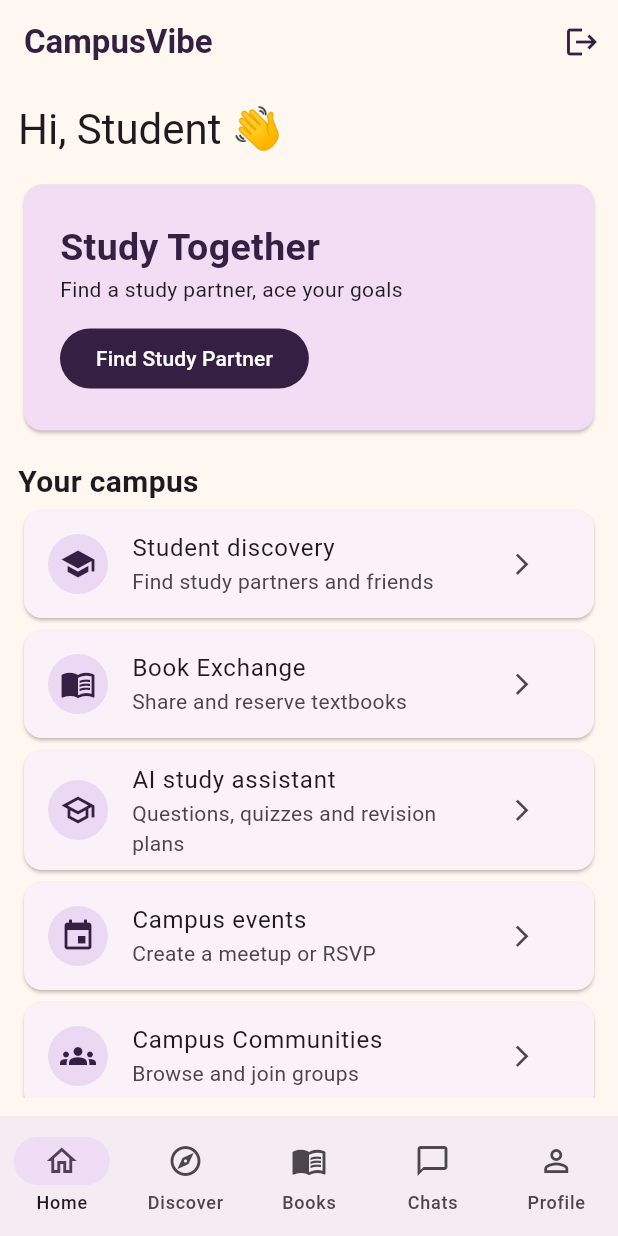
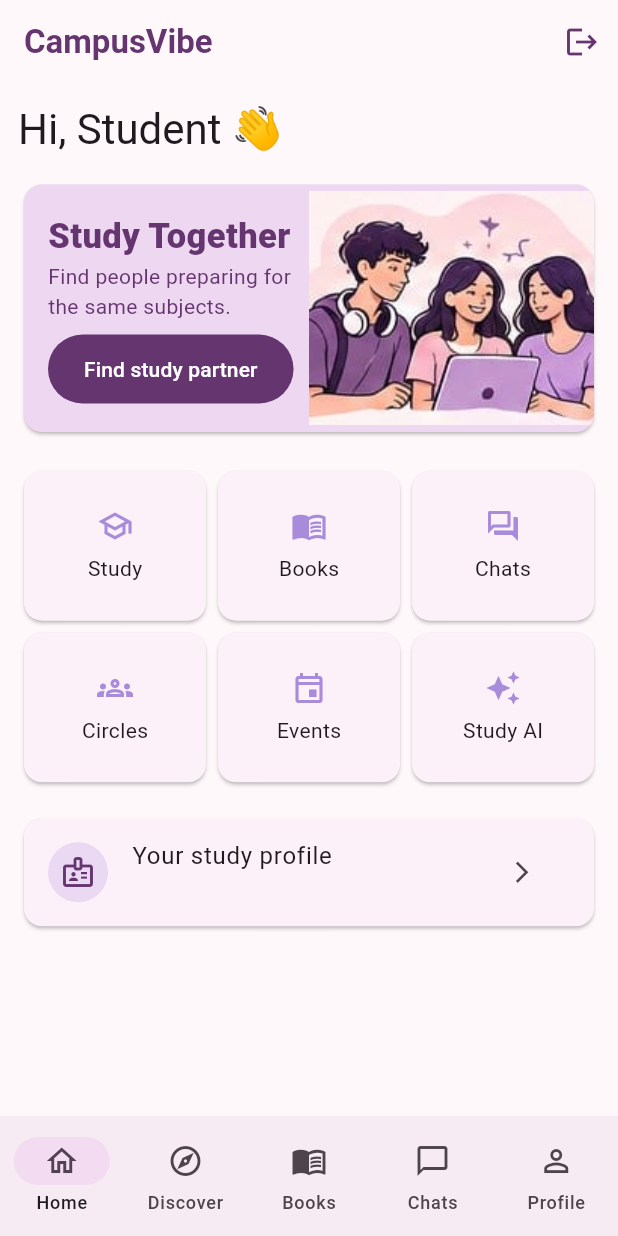
Before and after one commit to monu-gaurav/CampusVibe, a Flutter app: the HomePage screen opened directly with empty values, on a phone screen of 412 x 824 dp. Run offline on Flutter 3.47's test engine with Material 3 defaults, Android fonts, the phone set to English and light mode, and no system bars; our stand-ins replace flutter_secure_storage, google_sign_in; accounts and stored records are empty; network calls fail.

Commit message:
Launch opt-in study matching and consent-based chat after ordinary sign-in

```diff
--- a/mobile/lib/main.dart
+++ b/mobile/lib/main.dart
@@ -1,5 +1,6 @@
 import 'dart:convert';
 import 'room.dart';
+import 'study_widgets.dart';
 import 'package:google_sign_in/google_sign_in.dart';
 import 'dart:io';
 import 'package:flutter/services.dart';
@@ -7,9 +8,9 @@ import 'package:flutter/material.dart';
 import 'package:http/http.dart' as http;
 import 'package:flutter_secure_storage/flutter_secure_storage.dart';
 
-const plum = Color(0xFF352044);
+const plum = Color(0xFF65356F);
 const lavender = Color(0xFFA88BDB);
-const cream = Color(0xFFFFF8F0);
+const cream = Color(0xFFFFF8FB);
 const packagedServer = String.fromEnvironment('API_BASE_URL', defaultValue: 'https://campusvibe-monu-pilot.onrender.com');
 String api = packagedServer;
 String httpsOrigin(String value) {
@@ -52,12 +53,14 @@ Future<void> main() async {
   }
   if (api.isNotEmpty) await storage.write(key: 'pilot', value: api);
   final token = await storage.read(key: 'token');
-  runApp(CampusVibe(initialToken: token));
+  final welcomed = await storage.read(key: 'welcomed') == 'yes';
+  runApp(CampusVibe(initialToken: token, showWelcome: !welcomed));
 }
 
 class CampusVibe extends StatelessWidget {
   final String? initialToken;
-  const CampusVibe({super.key, this.initialToken});
+  final bool showWelcome;
+  const CampusVibe({super.key, this.initialToken, this.showWelcome = false});
   @override
   Widget build(BuildContext context) => MaterialApp(
         title: 'CampusVibe',
@@ -69,12 +72,15 @@ class CampusVibe extends StatelessWidget {
             appBarTheme: const AppBarTheme(
                 backgroundColor: cream, foregroundColor: plum),
             filledButtonTheme: FilledButtonThemeData(
-                style: FilledButton.styleFrom(backgroundColor: plum)),
+                style: FilledButton.styleFrom(backgroundColor: plum, foregroundColor: Colors.white, minimumSize: const Size(64,46))),
             inputDecorationTheme: InputDecorationTheme(
                 border: OutlineInputBorder(
-                    borderRadius: BorderRadius.circular(16)))),
+                    borderRadius: BorderRadius.circular(14)))),
         home: initialToken == null
-            ? const EntryPage()
+            ? (showWelcome ? Builder(builder:(ctx)=>WelcomePage(onContinue:() async {
+                  await storage.write(key:"welcomed",value:"yes");
+                  if(ctx.mounted)Navigator.pushReplacement(ctx,MaterialPageRoute(builder:(_)=>const EntryPage()));
+                })) : const EntryPage())
             : HomePage(token: initialToken!),
         darkTheme: ThemeData(
             useMaterial3: true,
@@ -210,13 +216,13 @@ class _EntryPageState extends State<EntryPage> {
           child: ConstrainedBox(
             constraints: const BoxConstraints(maxWidth: 420),
             child: Column(mainAxisSize: MainAxisSize.min, children: [
-              const Icon(Icons.school_rounded, size: 78, color: plum),
+              ClipRRect(borderRadius: BorderRadius.circular(20), child: Image.asset('assets/campus_evening.webp',height:90,width:180,fit:BoxFit.cover)),
               const SizedBox(height: 12),
               const Text('CampusVibe', style: TextStyle(
                 fontSize: 35, fontWeight: FontWeight.bold, color: plum)),
               const Text('Study. Connect. Vibe.'),
-              const SizedBox(height: 36),
-              const Text('Welcome to your campus community',
+              const SizedBox(height: 18),
+              Text(registering ? 'Create your account' : 'Welcome back 👋',
                 textAlign: TextAlign.center,
                 style: TextStyle(fontSize: 20, fontWeight: FontWeight.w700)),
               const SizedBox(height: 20),
@@ -228,12 +234,12 @@ class _EntryPageState extends State<EntryPage> {
               TextField(controller: email, enabled: !busy, autocorrect: false,
                   keyboardType: TextInputType.emailAddress,
                   autofillHints: const [AutofillHints.email],
-                  decoration: const InputDecoration(labelText: 'Email')),
+                  decoration: const InputDecoration(labelText: 'Email', prefixIcon: Icon(Icons.mail_outline))),
               const SizedBox(height: 12),
               TextField(controller: password, enabled: !busy, obscureText: true,
                   maxLength: registering ? 128 : null,
                   onSubmitted: (_) => withEmail(),
-                  decoration: InputDecoration(labelText: 'Password',
+                  decoration: InputDecoration(labelText: 'Password', prefixIcon: const Icon(Icons.lock_outline),
                     helperText: registering ? 'Use at least 10 characters' : null)),
               if (error.isNotEmpty) Padding(padding: const EdgeInsets.symmetric(vertical: 12),
                 child: Text(error, style: TextStyle(color: Theme.of(context).colorScheme.error))),
@@ -431,7 +437,7 @@ class _HomePageState extends State<HomePage> {
                         try {
                           await postData('/email/send', {});
                           notify(
-                              'Code sent. Local development codes are in backend/dev-mail.');
+                              'Check your email for the verification code.');
                         } catch (e) {
                           notify('$e');
                         }
@@ -754,6 +760,7 @@ class _HomePageState extends State<HomePage> {
           {VoidCallback? action}) =>
       Card(
           child: ListTile(
+              onTap: action,
               leading: CircleAvatar(
                   backgroundColor: const Color(0xFFEBD8F3),
                   child: Icon(icon, color: plum)),
@@ -775,7 +782,7 @@ class _HomePageState extends State<HomePage> {
         Expanded(
             child: TabBarView(children: [
           for (final mode in ['study', 'friend', 'dating'])
-            FutureBuilder<dynamic>(
+            if(mode=='study' && profile?['study_visible']!=true) Center(child:FilledButton.icon(onPressed:editStudy,icon:const Icon(Icons.school_outlined),label:const Text('Set up study profile'))) else FutureBuilder<dynamic>(
                 future: getData('/discover?kind=$mode'),
                 builder: (context, snapshot) {
                   if (!snapshot.hasData)
@@ -787,24 +794,27 @@ class _HomePageState extends State<HomePage> {
                   if (students.isEmpty)
                     return const Center(
                         child: Text(
-                            'No students registered yet. Invite your classmates!'));
+                            'No matching profiles here yet. Invite a classmate from your college.'));
                   return ListView.builder(
                       itemCount: students.length,
                       itemBuilder: (context, i) {
                         final p = students[i];
-                        return Card(
-                            child: ListTile(
-                                leading: const CircleAvatar(
-                                    child: Icon(Icons.person)),
-                                title: Text(p['name'] ?? ''),
-                                subtitle: Text(
-                                    '${p['college'] ?? ''} • ${p['branch'] ?? ''}\nShared: ${(p['shared_interests'] as List).join(', ')}'),
-                                isThreeLine: true,
-                                trailing: IconButton(
-                                    icon: const Icon(Icons.person_add_alt_1,
-                                        color: plum),
-                                    onPressed: () =>
-                                        sendRequest(p['id'], mode))));
+                        final shared = List<String>.from(p['shared_interests'] ?? []);
+                        return Card(clipBehavior:Clip.antiAlias,margin:const EdgeInsets.symmetric(vertical:8,horizontal:4),
+                          child:Padding(padding:const EdgeInsets.all(18),child:Column(
+                            crossAxisAlignment:CrossAxisAlignment.start,children:[
+                              Row(children:[CircleAvatar(radius:24,backgroundColor:const Color(0xffedd9f1),
+                                child:Text((p['name'] as String? ?? '').characters.take(1).toString(),style:const TextStyle(color:plum))),
+                                const SizedBox(width:12),Expanded(child:Column(crossAxisAlignment:CrossAxisAlignment.start,children:[
+                                  Text(p['name'] ?? '',style:Theme.of(context).textTheme.titleLarge),
+                                  Text([p['college'],p['branch']].whereType<String>().where((s)=>s.isNotEmpty).join(' · '))
+                                ]))]),
+                              if((p['bio'] ?? '').toString().isNotEmpty) Padding(padding:const EdgeInsets.only(top:12),child:Text(p['bio'])),
+                              if(shared.isNotEmpty) Padding(padding:const EdgeInsets.only(top:10),child:Wrap(spacing:6,children:[for(final tag in shared) Chip(label:Text(tag))])),
+                              const SizedBox(height:10),Align(alignment:Alignment.centerRight,child:FilledButton.tonalIcon(
+                                onPressed:()=>sendRequest(p['id'],mode),icon:const Icon(Icons.person_add_alt_1),label:const Text('Send request')))
+                            ])));
+
                       });
                 })
         ]))
@@ -864,7 +874,7 @@ class _HomePageState extends State<HomePage> {
         return ListView(children: [
           const Padding(
               padding: EdgeInsets.all(10),
-              child: Text('Accepted connections can message each other.')),
+              child: Text('Accept a study request to start chatting and sharing notes.')),
           for (final c in connections)
             tile(Icons.chat, '${c['peer_name']} · ${c['kind']}',
                 'Status: ${c['status']}', action: () async {
@@ -890,52 +900,50 @@ class _HomePageState extends State<HomePage> {
             })
         ]);
       });
+  Future<void> editStudy() async {
+    if(profile==null){await load();if(!mounted || profile==null){notify('Profile unavailable. Check your connection.');return;}}
+    final saved = await Navigator.push<bool>(context,MaterialPageRoute(builder:(_)=>StudyProfileEditor(
+      profile:profile!,submit:(college,labels,visible) async {
+        final r=await http.put(Uri.parse('$api/profile/study'),headers:{
+          'Authorization':'Bearer ${widget.token}','Content-Type':'application/json'
+        },body:jsonEncode({'college':college,'labels':labels,'visible':visible})).timeout(const Duration(seconds:75));
+        if(r.statusCode!=200) throw Exception('Save failed');
+      })));
+    if(saved==true && mounted){await load();if(mounted)setState(()=>tab=profile?['study_visible']==true?1:4);}
+  }
+  void findStudy() {
+    if(profile?['study_visible']==true){setState(()=>tab=1);}else{editStudy();}
+  }
+
   Widget homePage() => ListView(children: [
         Text('Hi, ${profile?['name'] ?? 'Student'} 👋',
             style: Theme.of(context).textTheme.headlineMedium),
         const SizedBox(height: 15),
-        Card(
-            color: const Color(0xFFF2DDF4),
-            child: Padding(
-                padding: const EdgeInsets.all(24),
-                child: Column(
-                    crossAxisAlignment: CrossAxisAlignment.start,
-                    children: [
-                      const Text('Study Together',
-                          style: TextStyle(
-                              fontSize: 25,
-                              fontWeight: FontWeight.bold,
-                              color: plum)),
-                      const Text('Find a study partner, ace your goals'),
-                      const SizedBox(height: 12),
-                      FilledButton(
-                          onPressed: () => setState(() => tab = 1),
-                          child: const Text('Find Study Partner'))
-                    ]))),
-        const SizedBox(height: 16),
-        const Text('Your campus',
-            style: TextStyle(fontSize: 20, fontWeight: FontWeight.bold)),
-        tile(Icons.school, 'Student discovery',
-            'Find study partners and friends',
-            action: () => setState(() => tab = 1)),
-        tile(Icons.menu_book, 'Book Exchange', 'Share and reserve textbooks',
-            action: () => setState(() => tab = 2)),
-        tile(Icons.school_outlined, 'AI study assistant',
-            'Questions, quizzes and revision plans',
-            action: studyAssistant),
-        tile(Icons.event, 'Campus events', 'Create a meetup or RSVP',
-            action: openEvents),
-        tile(Icons.groups, 'Campus Communities', 'Browse and join groups',
-            action: () => Navigator.push(
-                context,
-                MaterialPageRoute(
-                    builder: (_) => CommunitiesPage(token: widget.token))))
+        Card(color:const Color(0xffeed7f1),clipBehavior:Clip.antiAlias,child:Row(children:[
+          Expanded(child:Padding(padding:const EdgeInsets.fromLTRB(16,18,4,18),child:Column(crossAxisAlignment:CrossAxisAlignment.start,children:[
+            const Text('Study Together',style:TextStyle(fontSize:23,fontWeight:FontWeight.w800,color:plum)),
+            const Text('Find people preparing for the same subjects.',style:TextStyle(color:plum)),
+            const SizedBox(height:8),FilledButton(onPressed:findStudy,child:const Text('Find study partner'))
+          ]))),Expanded(child:Image.asset('assets/study_group.webp',fit:BoxFit.cover,height:156))])),
+        const SizedBox(height:18),
+        GridView.count(shrinkWrap:true,physics:const NeverScrollableScrollPhysics(),crossAxisCount:3,childAspectRatio:1.2,children:[
+          for(final item in <(IconData,String,VoidCallback)>[
+            (Icons.school_outlined,'Study',findStudy),
+            (Icons.menu_book_outlined,'Books',()=>setState(()=>tab=2)),
+            (Icons.forum_outlined,'Chats',()=>setState(()=>tab=3)),
+            (Icons.groups_outlined,'Circles',()=>Navigator.push(context,MaterialPageRoute(builder:(_)=>CommunitiesPage(token:widget.token)))),
+            (Icons.event_outlined,'Events',openEvents),
+            (Icons.auto_awesome,'Study AI',studyAssistant)])
+            Card(child:InkWell(onTap:item.$3,child:Column(mainAxisAlignment:MainAxisAlignment.center,children:[
+              Icon(item.$1,color:lavender),const SizedBox(height:6),Text(item.$2)])))
+        ]),
+        const SizedBox(height:16),
+        tile(Icons.badge_outlined,'Your study profile',(profile?['interests'] as List? ?? []).join(' · '),action:editStudy)
       ]);
   @override
   Widget build(BuildContext context) => Scaffold(
       appBar: AppBar(
-          title: const Text('CampusVibe',
-              style: TextStyle(fontWeight: FontWeight.bold)),
+          title: Text(['CampusVibe','Discover','Books','Chats','Profile'][tab], style: const TextStyle(fontWeight: FontWeight.bold)),
           actions: [
             IconButton(onPressed: logout, icon: const Icon(Icons.logout))
           ]),
@@ -975,7 +983,8 @@ class _HomePageState extends State<HomePage> {
                               FilledButton(
                                   onPressed: save,
                                   child: const Text('Save profile')),
-                              if (profile?['email_verified'] != true)
+                              OutlinedButton.icon(onPressed:editStudy,icon:const Icon(Icons.school_outlined),label:const Text('Edit study interests and visibility')),
+                              if (profile?['email_verified'] != true && profile?['email_delivery']==true)
                                 OutlinedButton(
                                     onPressed: emailCode,
                                     child: const Text('Verify email')),
--- a/mobile/pubspec.yaml
+++ b/mobile/pubspec.yaml
@@ -1,7 +1,7 @@
 name: campusvibe
 publish_to: none
 description: CampusVibe functional starter
-version: 0.4.0+4
+version: 0.5.0+5
 environment:
   sdk: '>=3.5.0 <4.0.0'
 dependencies:
@@ -12,6 +12,8 @@ dependencies:
   flutter_secure_storage: ^9.2.4
 flutter:
   uses-material-design: true
+  assets:
+    - assets/
 dev_dependencies:
   flutter_test:
     sdk: flutter
```
Also changed, not shown: mobile/lib/study_widgets.dart (added, +141 -0 lines), mobile/assets/campus_evening.webp (added), mobile/assets/college.webp (added), mobile/assets/study_group.webp (added), 4 other files.
